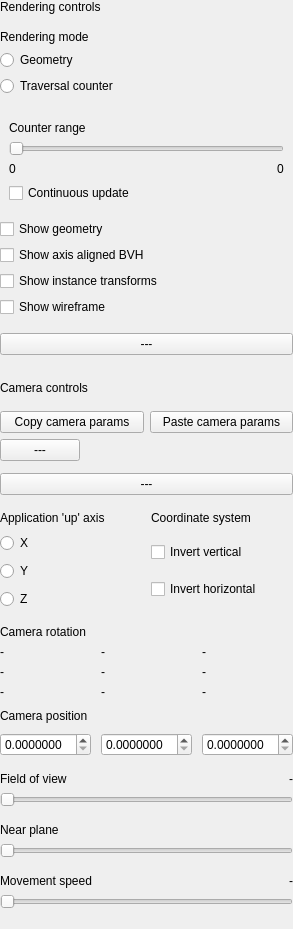
GPUOpen-Tools/radeon_raytracing_analyzer, file source/frontend/views/side_panels/view_pane.ui: the form before one commit.
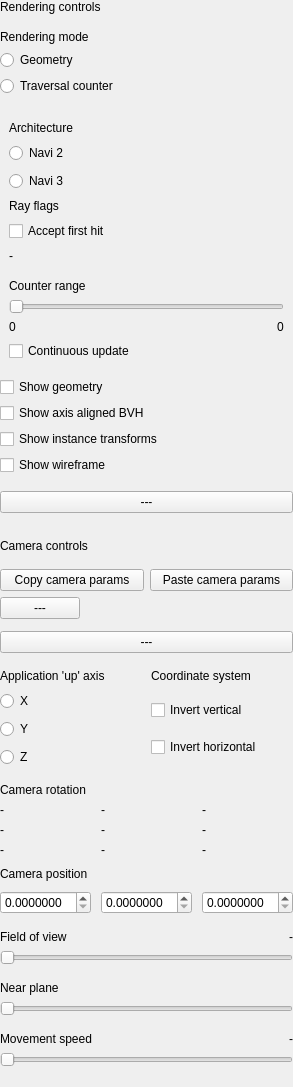
The form after the commit. Icons and pictures are not drawn. Custom widgets are drawn as their Qt base class.

What changed in the file:
```diff
--- a/source/frontend/views/side_panels/view_pane.ui
+++ b/source/frontend/views/side_panels/view_pane.ui
@@ -143,6 +143,139 @@
         <item>
          <widget class="QFrame" name="traversal_counter_controls_container_">
           <layout class="QVBoxLayout" name="vertical_layout_traversal_counter_controls_container_">
+           <item>
+            <layout class="QGridLayout">
+             <property name="leftMargin">
+              <number>0</number>
+             </property>
+             <property name="topMargin">
+              <number>0</number>
+             </property>
+             <property name="rightMargin">
+              <number>0</number>
+             </property>
+             <property name="bottomMargin">
+              <number>0</number>
+             </property>
+             <property name="spacing">
+              <number>8</number>
+             </property>
+             <item row="1" column="0">
+              <widget class="ScaledLabel" name="content_architecture_label_">
+               <property name="sizePolicy">
+                <sizepolicy hsizetype="Minimum" vsizetype="Fixed">
+                 <horstretch>0</horstretch>
+                 <verstretch>0</verstretch>
+                </sizepolicy>
+               </property>
+               <property name="text">
+                <string>Architecture</string>
+               </property>
+              </widget>
+             </item>
+             <item row="2" column="0">
+              <layout class="QVBoxLayout" name="content_architecture_layout_">
+               <item>
+                <widget class="ColoredRadioButton" name="content_architecture_navi_2_">
+                 <property name="sizePolicy">
+                  <sizepolicy hsizetype="Minimum" vsizetype="Fixed">
+                   <horstretch>0</horstretch>
+                   <verstretch>0</verstretch>
+                  </sizepolicy>
+                 </property>
+                 <property name="text">
+                  <string>Navi 2</string>
+                 </property>
+                 <attribute name="buttonGroup">
+                  <string notr="true">button_group_architecture_</string>
+                 </attribute>
+                </widget>
+               </item>
+               <item>
+                <widget class="ColoredRadioButton" name="content_architecture_navi_3_">
+                 <property name="sizePolicy">
+                  <sizepolicy hsizetype="Minimum" vsizetype="Fixed">
+                   <horstretch>0</horstretch>
+                   <verstretch>0</verstretch>
+                  </sizepolicy>
+                 </property>
+                 <property name="text">
+                  <string>Navi 3</string>
+                 </property>
+                 <attribute name="buttonGroup">
+                  <string notr="true">button_group_architecture_</string>
+                 </attribute>
+                </widget>
+               </item>
+              </layout>
+             </item>
+             <item row="3" column="0">
+              <widget class="ScaledLabel" name="content_ray_flags_label_">
+               <property name="sizePolicy">
+                <sizepolicy hsizetype="Minimum" vsizetype="Fixed">
+                 <horstretch>0</horstretch>
+                 <verstretch>0</verstretch>
+                </sizepolicy>
+               </property>
+               <property name="text">
+                <string>Ray flags</string>
+               </property>
+              </widget>
+             </item>
+             <item row="4" column="0">
+              <layout class="QVBoxLayout" name="content_box_sort_heuristic_layout_user_facing_">
+               <item>
+                <widget class="ColoredCheckbox" name="content_ray_flags_accept_first_hit_">
+                 <property name="sizePolicy">
+                  <sizepolicy hsizetype="Minimum" vsizetype="Fixed">
+                   <horstretch>0</horstretch>
+                   <verstretch>0</verstretch>
+                  </sizepolicy>
+                 </property>
+                 <property name="text">
+                  <string>Accept first hit</string>
+                 </property>
+                 <property name="toolTip">
+                  <string>The ray will terminate on the first triangle that it hits. Commonly used for shadow rays.</string>
+                 </property>
+                </widget>
+               </item>
+              </layout>
+             </item>
+             <item row="5" column="0">
+              <widget class="ScaledLabel" name="content_box_sort_heuristic_value_">
+               <property name="sizePolicy">
+                <sizepolicy hsizetype="Minimum" vsizetype="Fixed">
+                 <horstretch>0</horstretch>
+                 <verstretch>0</verstretch>
+                </sizepolicy>
+               </property>
+               <property name="toolTip">
+                <string>How box nodes are sorted during traversal. Dependent on ray flags and system configuration.</string>
+               </property>
+               <property name="text">
+                <string>-</string>
+               </property>
+              </widget>
+             </item>
+            </layout>
+           </item>
+           <item>
+            <spacer name="horizontal_spacer_box_sort_heuristic_">
+             <property name="orientation">
+              <enum>Qt::Horizontal</enum>
+             </property>
+             <property name="sizeType">
+              <enum>QSizePolicy::Expanding</enum>
+             </property>
+             <property name="sizeHint" stdset="0">
+              <size>
+               <width>5</width>
+               <height>10</height>
+              </size>
+             </property>
+            </spacer>
+           </item>
            <item>
             <layout class="QHBoxLayout" name="horizontal_layout_2_">
              <property name="spacing">
```
Left out of the diff: 6 changed lines with no effect on the pictures.
